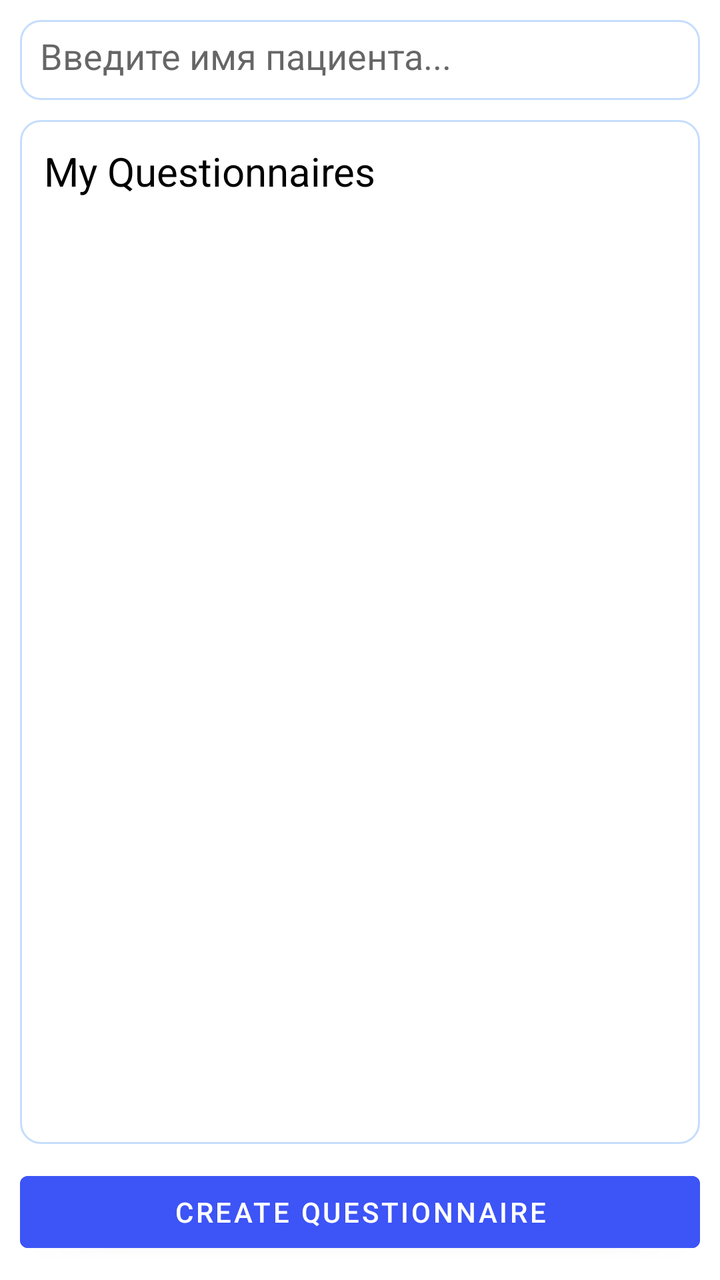
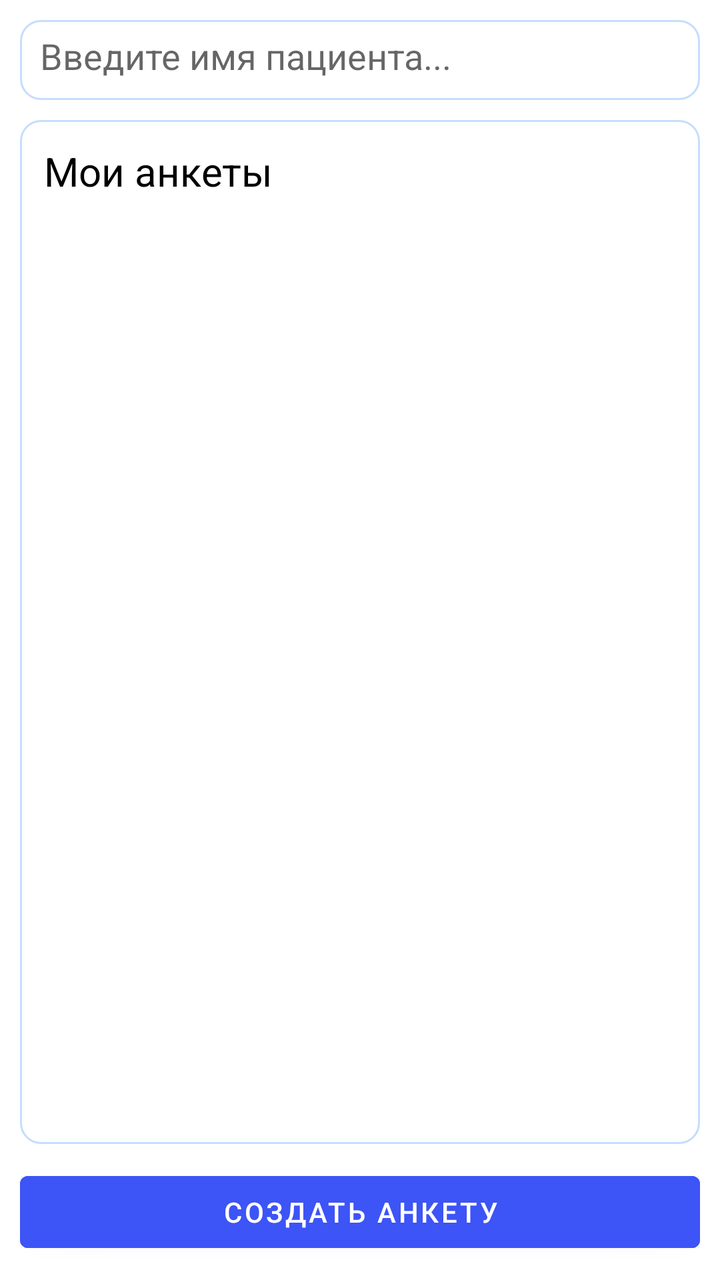

Two renders of the same Android screen: before a commit and after it. Below are the layout's source before the change and the commit's diff.
<!-- AndroidManifest.xml: application theme Theme.Pancreatitis -->
<!-- res/layout/fragment_questionnaires.xml -->
<?xml version="1.0" encoding="utf-8"?>
<LinearLayout xmlns:android="http://schemas.android.com/apk/res/android"
    xmlns:app="http://schemas.android.com/apk/res-auto"
    android:layout_width="match_parent"
    android:layout_height="match_parent"
    xmlns:tools="http://schemas.android.com/tools"
    android:orientation="vertical"
    tools:context=".ui.questionnaires.AllQuestionnaireFragment">

    <LinearLayout
        android:id="@+id/create_questionnaire"
        android:layout_width="match_parent"
        android:layout_height="wrap_content"
        android:layout_marginTop="10dp"
        android:layout_marginLeft="10dp"
        android:layout_marginRight="10dp" >

        <EditText
            android:id="@+id/search_bar"
            android:padding="10dp"
            android:layout_width="match_parent"
            android:layout_height="40dp"
            android:hint="Введите имя пациента..."
            android:background="@drawable/rounded_background"/>
    </LinearLayout>

    <LinearLayout
        android:id="@+id/all_questionnaires"
        android:layout_width="match_parent"
        android:layout_height="0dp"
        android:layout_weight="1"
        app:layout_constraintEnd_toEndOf="parent"
        app:layout_constraintStart_toStartOf="parent"
        app:layout_constraintTop_toBottomOf="@id/create_questionnaire"
        android:background="@drawable/rounded_background"
        android:layout_margin="10dp"
        android:orientation="vertical" >

        <TextView
            android:layout_width="wrap_content"
            android:layout_height="wrap_content"
            android:textSize="20dp"
            android:textColor="@color/black"
            android:text="My Questionnaires"
            android:layout_marginTop="10dp"
            android:layout_marginLeft="10dp" />

        <androidx.recyclerview.widget.RecyclerView
            android:id="@+id/recycler_view_questionnaires"
            android:layout_width="match_parent"
            android:layout_height="match_parent"
            android:layout_margin="10dp" />

    </LinearLayout>

    <Button
        android:id="@+id/create_anket"
        android:layout_width="match_parent"
        android:layout_height="wrap_content"
        android:backgroundTint="@color/colorActive"
        android:text="Create Questionnaire"
        android:layout_marginBottom="10dp"
        android:layout_marginLeft="10dp"
        android:layout_marginRight="10dp"/>
</LinearLayout>
<!-- resources referenced by this layout -->
<resources>
  <color name="black">#FF000000</color>
  <color name="colorActive">#3D54F6</color>
  <!-- drawable rounded_background (drawable) -->
  <?xml version="1.0" encoding="utf-8"?>
  <shape xmlns:android="http://schemas.android.com/apk/res/android"
      android:shape="rectangle">
      <corners android:radius="10dp"/>  
      <solid android:color="@android:color/white"/> 
      <padding
          android:left="2dp"
          android:right="2dp"
          android:top="2dp"
          android:bottom="2dp"/>
  
      <stroke
          android:width="1dp"
          android:color="@color/colorCircle"/> 
  </shape>
  <style name="Theme.Pancreatitis" parent="Theme.MaterialComponents.DayNight.DarkActionBar">
          
          <item name="colorPrimary">@color/colorActive</item>
          <item name="colorPrimaryVariant">@color/colorActive</item>
          <item name="colorOnPrimary">@color/white</item>
          
          <item name="colorSecondary">@color/teal_200</item>
          <item name="colorSecondaryVariant">@color/teal_700</item>
          <item name="colorOnSecondary">@color/black</item>
          
          <item name="android:statusBarColor">?attr/colorPrimaryVariant</item>
          
      </style>
  <color name="colorCircle">#C5DDFD</color>
  <color name="white">#FFFFFFFF</color>
  <color name="teal_200">#FF03DAC5</color>
  <color name="teal_700">#FF018786</color>
</resources>

<!-- the commit's change to res/layout/fragment_questionnaires.xml (unified diff, before → after) -->
@@ -41,7 +41,7 @@
             android:layout_height="wrap_content"
             android:textSize="20dp"
             android:textColor="@color/black"
-            android:text="My Questionnaires"
+            android:text="Мои анкеты"
             android:layout_marginTop="10dp"
             android:layout_marginLeft="10dp" />
 
@@ -58,7 +58,7 @@
         android:layout_width="match_parent"
         android:layout_height="wrap_content"
         android:backgroundTint="@color/colorActive"
-        android:text="Create Questionnaire"
+        android:text="Создать анкету"
         android:layout_marginBottom="10dp"
         android:layout_marginLeft="10dp"
         android:layout_marginRight="10dp"/>
